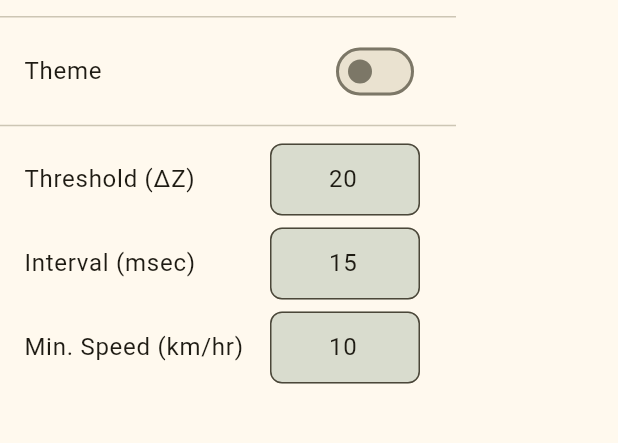
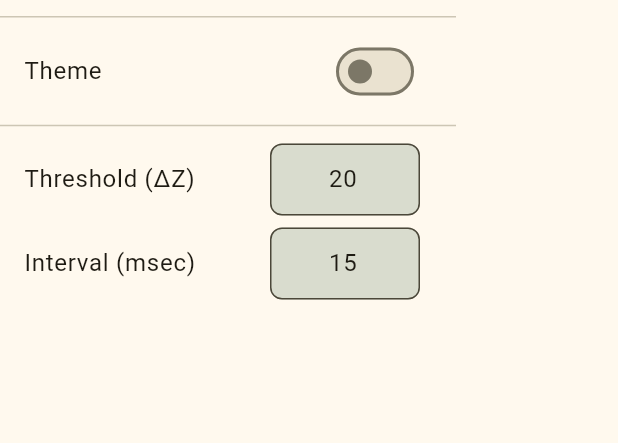
Before and after one commit to ibrahimnasser07/bumpo, a Flutter app: the AppDrawer widget shown alone on an empty page, opened directly, on a phone screen of 412 x 824 dp, the part 224-667 px from its top. Run offline on Flutter 3.47's test engine with Material 3 defaults, Android fonts, the phone set to English and light mode, and no system bars; our stand-ins replace audioplayers, bloc, cloud_firestore, firebase_core, flutter_bloc, flutter_easyloading and 5 more; accounts and stored records are empty.

Commit message:
fixed alert not working correctly.

```diff
--- a/lib/main.dart
+++ b/lib/main.dart
@@ -6,6 +6,7 @@ import 'package:bumpo/utils/theme.dart';
 import 'package:firebase_core/firebase_core.dart';
 import 'package:flutter/material.dart';
 import 'package:flutter_bloc/flutter_bloc.dart';
+import 'package:flutter_easyloading/flutter_easyloading.dart';
 import 'package:hive_flutter/hive_flutter.dart';
 
 import 'firebase_options.dart';
@@ -45,6 +46,7 @@ class MyApp extends StatelessWidget {
             ),
             themeMode:
                 state is AppThemeState ? state.themeMode : ThemeMode.light,
+            builder: EasyLoading.init(),
             home: const Home(),
           );
         },
--- a/lib/ui/widgets/app_drawer.dart
+++ b/lib/ui/widgets/app_drawer.dart
@@ -58,10 +58,10 @@ class AppDrawer extends StatelessWidget {
               label: "Interval (msec)",
               controller: context.read<HomeBloc>().intervalController,
             ),
-            TextFieldListTile(
-              label: "Min. Speed (km/hr)",
-              controller: context.read<HomeBloc>().minSpeedController,
-            ),
+            // TextFieldListTile(
+            //   label: "Min. Speed (km/hr)",
+            //   controller: context.read<HomeBloc>().minSpeedController,
+            // ),
           ],
         ),
       ),
--- a/pubspec.yaml
+++ b/pubspec.yaml
@@ -47,6 +47,7 @@ dependencies:
   cloud_firestore: ^4.17.5
   audioplayers: ^6.0.0
   flutter_launcher_icons: ^0.13.1
+  flutter_easyloading: ^3.0.5
 
 dev_dependencies:
   flutter_test:
@@ -81,7 +82,7 @@ flutter:
   # To add assets to your application, add an assets section, like this:
   assets:
     - lib/images/
-    - lib/sounds/
+    - assets/
 
   # An image asset can refer to one or more resolution-specific "variants", see
   # https://flutter.dev/assets-and-images/#resolution-aware
```
Also changed, not shown: lib/ui/screens/home.dart (+13 -1 lines), pubspec.lock, 6 other files.
